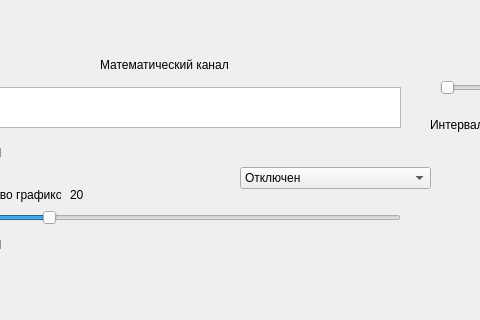
Qt form mainwindow.ui (tomyqg/topaz-m) before a commit; both pictures show x 420 to 900 and y 480 to 800 of the 1280 by 800 pixel window.
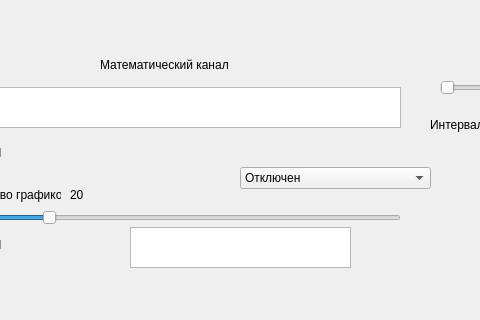
The same form after that commit. Icons and pictures are not drawn. Custom widgets are drawn as their Qt base class.

Diff of the .ui file:
```diff
--- a/mainwindow.ui
+++ b/mainwindow.ui
@@ -400,6 +400,16 @@
      <string>Закрыть программу</string>
     </property>
    </widget>
+   <widget class="QTextEdit" name="textEdit_3">
+    <property name="geometry">
+     <rect>
+      <x>550</x>
+      <y>690</y>
+      <width>221</width>
+      <height>41</height>
+     </rect>
+    </property>
+   </widget>
   </widget>
   <widget class="QMenuBar" name="menuBar">
    <property name="geometry">
```
